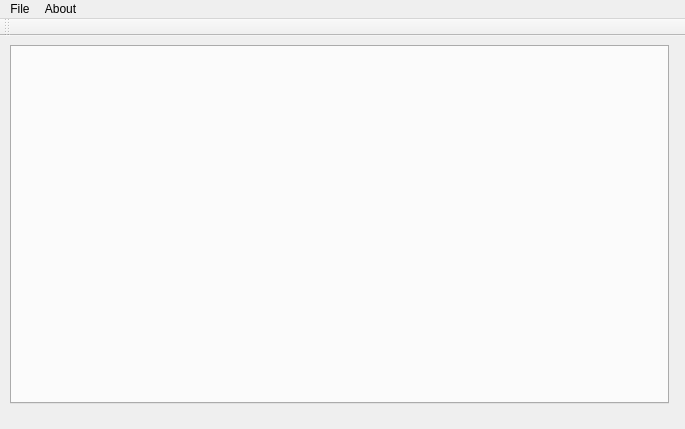
Old version of the form src/minervawindow.ui in the repository admiral0/Minerva.
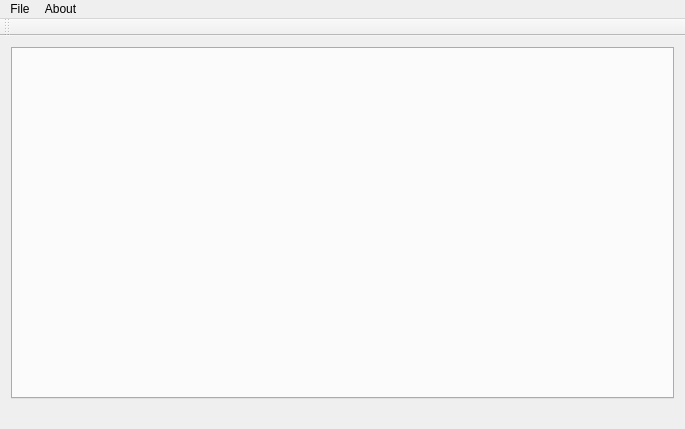
New version of the form.

```diff
--- a/src/minervawindow.ui
+++ b/src/minervawindow.ui
@@ -14,16 +14,16 @@
    <string>Minerva</string>
   </property>
   <widget class="QWidget" name="centralWidget">
-   <widget class="QWidget" name="horizontalLayoutWidget">
-    <property name="geometry">
-     <rect>
-      <x>-1</x>
-      <y>-2</y>
-      <width>681</width>
-      <height>381</height>
-     </rect>
-    </property>
-    <layout class="QVBoxLayout" name="MainLayout">
+   <property name="sizePolicy">
+    <sizepolicy hsizetype="Preferred" vsizetype="Preferred">
+     <horstretch>0</horstretch>
+     <verstretch>0</verstretch>
+    </sizepolicy>
+   </property>
+   <property name="styleSheet">
+    <string notr="true">padding:0</string>
+   </property>
+   <layout class="QHBoxLayout" name="horizontalLayout">
      <item>
       <widget class="QTabWidget" name="documentTabs">
        <property name="minimumSize">
@@ -38,6 +38,9 @@
          <height>10000</height>
         </size>
        </property>
+      <property name="styleSheet">
+       <string notr="true"/>
+      </property>
        <property name="currentIndex">
         <number>-1</number>
        </property>
@@ -48,14 +51,13 @@
      </item>
     </layout>
    </widget>
-  </widget>
   <widget class="QMenuBar" name="menuBar">
    <property name="geometry">
     <rect>
      <x>0</x>
      <y>0</y>
      <width>685</width>
-     <height>20</height>
+     <height>21</height>
     </rect>
    </property>
    <widget class="QMenu" name="menuAbout">
```
Lines whose indentation alone changed are shown as unchanged.
